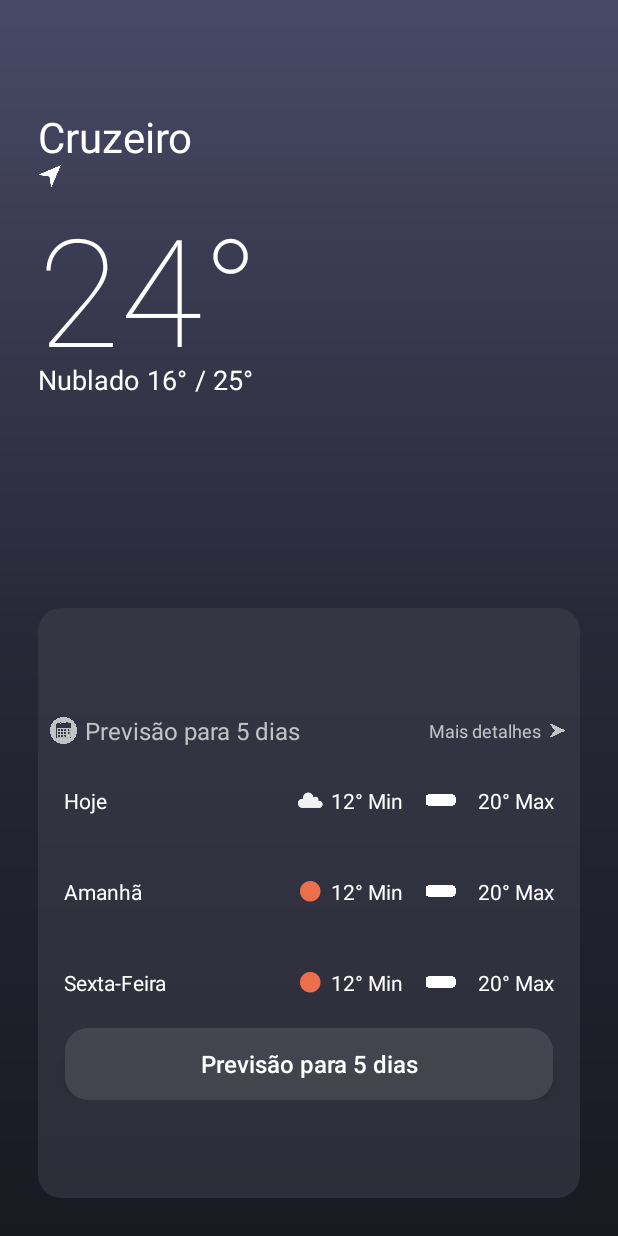
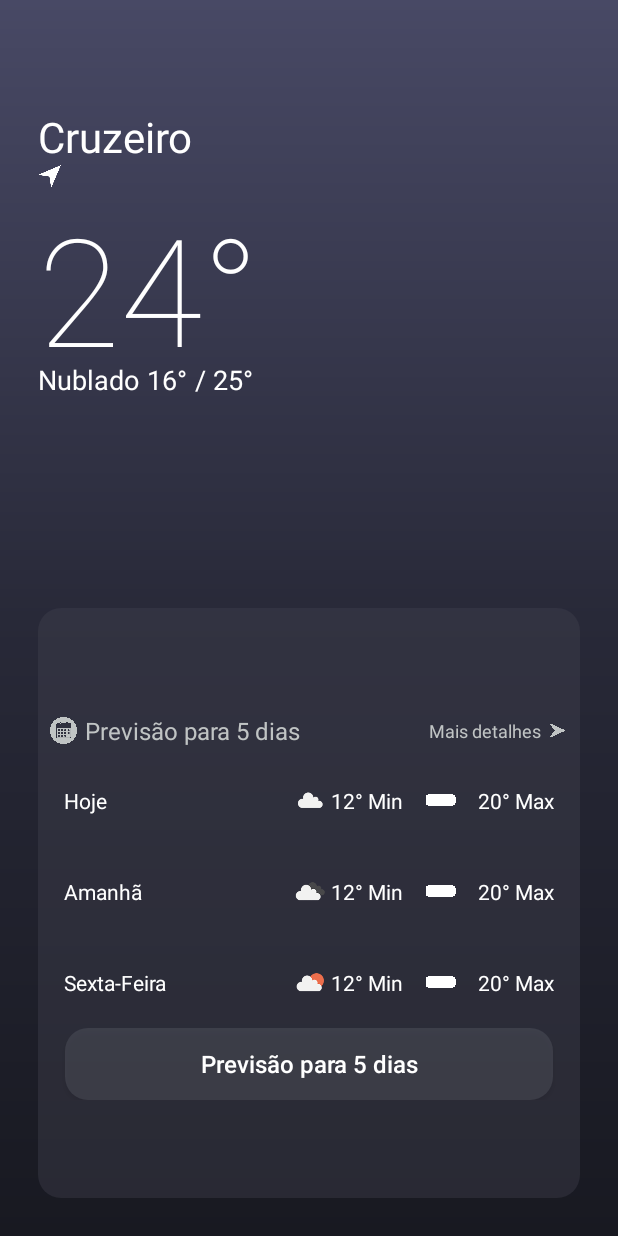
Before and after one commit to kyoliverr/WeatherNow, an Android app: the screen it shows after launch (MainActivity), on a phone screen of 412 x 824 dp. Run offline under Robolectric (Android 15) with nearby library versions, the phone set to English and light mode, and no system bars.

Commit message:
Merge remote-tracking branch 'origin/master'
# Conflicts:
#	app/src/main/java/com/example/weathernow/MainActivity.kt
#	app/src/main/java/com/example/weathernow/MainActivity2.kt

```diff
--- a/app/src/main/java/com/example/weathernow/MainActivity.kt
+++ b/app/src/main/java/com/example/weathernow/MainActivity.kt
@@ -26,11 +26,12 @@ import com.google.android.gms.location.LocationServices
 import kotlinx.coroutines.Dispatchers
 import kotlinx.coroutines.launch
 import kotlinx.coroutines.withContext
+import androidx.core.content.ContextCompat
+import android.graphics.drawable.TransitionDrawable
 
 class MainActivity : AppCompatActivity() {
 
     private val API = BuildConfig.API_KEY
-
     private lateinit var fusedLocationClient: FusedLocationProviderClient
 
     override fun onCreate(savedInstanceState: Bundle?) {
@@ -115,18 +116,22 @@ class MainActivity : AppCompatActivity() {
         try {
             val forecastData = JSONObject(response)
             val list = forecastData.getJSONArray("list")
-            //Today data
+            //Today data's
             val address = forecastData.getJSONObject("city").getString("name")
             val current = list.getJSONObject(0)
             val currentTemp = current.getJSONObject("main").getDouble("temp").toInt().toString() + "°"
             val climateState = current.getJSONArray("weather").getJSONObject(0).getInt("id")
             val weatherDescription = current.getJSONArray("weather").getJSONObject(0).getString("description").replaceFirstChar { it.uppercase() }
+            val mainContainerBackground = findViewById<RelativeLayout>(R.id.main)
+            val backgroundSwap = getWeatherBackgroundResource(climateState)
 
             Log.e("Valores_de_climateState", "valores: $climateState")
 
             findViewById<TextView>(R.id.address).text = address
             findViewById<TextView>(R.id.temp).text = currentTemp
             findViewById<TextView>(R.id.status).text = weatherDescription
+            backgroundsTransition(mainContainerBackground, backgroundSwap)
+
 
             //Preparing for "the loop"
             val dateTemps = mutableMapOf<String, MutableList<Double>>()
@@ -173,6 +178,8 @@ class MainActivity : AppCompatActivity() {
                 val idIcon = resources.getIdentifier("climateIcon$i", "id", packageName)
                 val iconRes = getWeatherIconResource(iconsId)
 
+                Log.e("IconsID_Log$i", "Icons ID of the DAY: $iconsId")
+
                 findViewById<TextView>(minTemp)?.text = "$min°"
                 findViewById<TextView>(maxTemp)?.text = "/ $max°"
                 findViewById<TextView>(idMin)?.text = "$min° Min"
@@ -191,6 +198,7 @@ class MainActivity : AppCompatActivity() {
         }
     }
 
+    //Get the weather icon based on the date climateState
     private fun getWeatherIconResource(iconsId: List<Int>): Int {
         return when {
             iconsId.any { it in 200..232 } -> R.drawable.d07
@@ -203,6 +211,36 @@ class MainActivity : AppCompatActivity() {
             iconsId.any { it == 802 } -> R.drawable.d03
             iconsId.any { it in 803..804 } -> R.drawable.d04
             else -> R.drawable.wind
+        }
+    }
+
+    //Get the background based on the day climateState
+    private fun getWeatherBackgroundResource(climateState: Int): Int {
+        return when (climateState) {
+            in 200..232 -> R.drawable.d07_bg
+            in 300..321, in 520..531 -> R.drawable.d05_bg
+            in 500..519 -> R.drawable.d06_bg
+            in 600..622 -> R.drawable.d08_bg
+            in 701..781 -> R.drawable.d09_bg
+            800 -> R.drawable.d01_bg
+            801 -> R.drawable.d02_bg
+            802 -> R.drawable.d03_bg
+            in 803..804 -> R.drawable.d04_bg
+            else -> R.drawable.default_bg
+        }
+    }
+
+    //Animation transition between backgrounds
+    private fun backgroundsTransition(mainContainer: RelativeLayout, newBackgroundRes: Int) {
+        val currentBackground = mainContainer.background
+        val newBackground = ContextCompat.getDrawable(this, newBackgroundRes)
+
+        if (currentBackground != null && newBackground != null) {
+            val transition = android.graphics.drawable.TransitionDrawable(arrayOf(currentBackground, newBackground))
+            mainContainer.background = transition
+            transition.startTransition(1000)
+        } else {
+            mainContainer.setBackgroundResource(newBackgroundRes)
         }
     }
 
--- a/app/src/main/java/com/example/weathernow/MainActivity2.kt
+++ b/app/src/main/java/com/example/weathernow/MainActivity2.kt
@@ -165,6 +165,9 @@ class MainActivity2 : AppCompatActivity()  {
                 val idMax = resources.getIdentifier("temp_max$i", "id", packageName)
                 val idWind = resources.getIdentifier("wind$i", "id", packageName)
 
+                Log.e("clima_frequente" ,
+                    "Dia: $dayFormat ($dateFormat) | Lista: $weathers | mais frequente: $mostFrequentWeather")
+
                 findViewById<TextView>(idDay)?.text = dayFormat.replaceFirstChar { it.uppercase() }
                 findViewById<TextView>(idDate)?.text = dateFormat
                 findViewById<TextView>(idWeather)?.text = mostFrequentWeather
--- a/app/src/main/res/drawable/button_bg.xml
+++ b/app/src/main/res/drawable/button_bg.xml
@@ -1,7 +1,7 @@
 <?xml version="1.0" encoding="utf-8"?>
 <shape xmlns:android="http://schemas.android.com/apk/res/android"
     android:shape="rectangle">
-    <solid android:color="#825B5D67"/>
+    <solid android:color="#605B5D67"/>
     <!-- <stroke android:width="2dp" android:color="#000000"/> -->
     <corners android:radius="15dp"/>
 </shape>
--- /dev/null
+++ b/app/src/main/res/drawable/d01_bg.xml
@@ -0,0 +1,16 @@
+<?xml version="1.0" encoding="utf-8"?>
+<layer-list xmlns:android="http://schemas.android.com/apk/res/android">
+    <item>
+        <shape android:shape="rectangle">
+            <gradient
+                android:angle="90"
+                android:endColor="#46B1C9"
+                android:centerColor="#84C0C6"
+                android:startColor="#AEBCBA"
+                android:type="linear">
+            </gradient>
+
+            <!-- Clear Sky -->
+        </shape>
+    </item>
+</layer-list>
--- /dev/null
+++ b/app/src/main/res/drawable/d02_bg.xml
@@ -0,0 +1,16 @@
+<?xml version="1.0" encoding="utf-8"?>
+<layer-list xmlns:android="http://schemas.android.com/apk/res/android">
+    <item>
+        <shape android:shape="rectangle">
+            <gradient
+                android:angle="90"
+                android:endColor="#84C0C6"
+                android:centerColor="#99BEC0"
+                android:startColor="#BCC1BA"
+                android:type="linear">
+            </gradient>
+
+            <!-- Few Clouds -->
+        </shape>
+    </item>
+</layer-list>
--- /dev/null
+++ b/app/src/main/res/drawable/d03_bg.xml
@@ -0,0 +1,16 @@
+<?xml version="1.0" encoding="utf-8"?>
+<layer-list xmlns:android="http://schemas.android.com/apk/res/android">
+    <item>
+        <shape android:shape="rectangle">
+            <gradient
+                android:angle="90"
+                android:endColor="#A4BDBD"
+                android:centerColor="#AEBCBA"
+                android:startColor="#F2E2D2"
+                android:type="linear">
+            </gradient>
+
+            <!-- Scattered Clouds -->
+        </shape>
+    </item>
+</layer-list>
--- /dev/null
+++ b/app/src/main/res/drawable/d04_bg.xml
@@ -0,0 +1,16 @@
+<?xml version="1.0" encoding="utf-8"?>
+<layer-list xmlns:android="http://schemas.android.com/apk/res/android">
+    <item>
+        <shape android:shape="rectangle">
+            <gradient
+                android:angle="90"
+                android:endColor="#505555"
+                android:centerColor="#6F7979"
+                android:startColor="#AEBCBA"
+                android:type="linear">
+            </gradient>
+
+            <!-- Overcast  -->
+        </shape>
+    </item>
+</layer-list>
--- /dev/null
+++ b/app/src/main/res/drawable/d05_bg.xml
@@ -0,0 +1,16 @@
+<?xml version="1.0" encoding="utf-8"?>
+<layer-list xmlns:android="http://schemas.android.com/apk/res/android">
+    <item>
+        <shape android:shape="rectangle">
+            <gradient
+                android:angle="90"
+                android:endColor="#505555"
+                android:centerColor="#606767"
+                android:startColor="#A4BDBD"
+                android:type="linear">
+            </gradient>
+
+            <!-- Rainy  -->
+        </shape>
+    </item>
+</layer-list>
--- /dev/null
+++ b/app/src/main/res/drawable/d06_bg.xml
@@ -0,0 +1,16 @@
+<?xml version="1.0" encoding="utf-8"?>
+<layer-list xmlns:android="http://schemas.android.com/apk/res/android">
+    <item>
+        <shape android:shape="rectangle">
+            <gradient
+                android:angle="90"
+                android:endColor="#313131"
+                android:centerColor="#8A9B9B"
+                android:startColor="#A4BDBD"
+                android:type="linear">
+            </gradient>
+
+            <!-- Light Rainy  -->
+        </shape>
+    </item>
+</layer-list>
--- /dev/null
+++ b/app/src/main/res/drawable/d07_bg.xml
@@ -0,0 +1,16 @@
+<?xml version="1.0" encoding="utf-8"?>
+<layer-list xmlns:android="http://schemas.android.com/apk/res/android">
+    <item>
+        <shape android:shape="rectangle">
+            <gradient
+                android:angle="90"
+                android:endColor="#252525"
+                android:centerColor="#505555"
+                android:startColor="#8A9B9B"
+                android:type="linear">
+            </gradient>
+
+            <!-- Storm  -->
+        </shape>
+    </item>
+</layer-list>
--- /dev/null
+++ b/app/src/main/res/drawable/d08_bg.xml
@@ -0,0 +1,16 @@
+<?xml version="1.0" encoding="utf-8"?>
+<layer-list xmlns:android="http://schemas.android.com/apk/res/android">
+    <item>
+        <shape android:shape="rectangle">
+            <gradient
+                android:angle="90"
+                android:endColor="#C7E9EF"
+                android:centerColor="#A4BDBD"
+                android:startColor="#6F7979"
+                android:type="linear">
+            </gradient>
+
+            <!-- Snowy  -->
+        </shape>
+    </item>
+</layer-list>
--- /dev/null
+++ b/app/src/main/res/drawable/d09_bg.xml
@@ -0,0 +1,16 @@
+<?xml version="1.0" encoding="utf-8"?>
+<layer-list xmlns:android="http://schemas.android.com/apk/res/android">
+    <item>
+        <shape android:shape="rectangle">
+            <gradient
+                android:angle="90"
+                android:endColor="#505555"
+                android:centerColor="#8A9B9B"
+                android:startColor="#505555"
+                android:type="linear">
+            </gradient>
+
+            <!-- Foggy  -->
+        </shape>
+    </item>
+</layer-list>
--- /dev/null
+++ b/app/src/main/res/drawable/default_bg.xml
@@ -0,0 +1,16 @@
+<?xml version="1.0" encoding="utf-8"?>
+<layer-list xmlns:android="http://schemas.android.com/apk/res/android">
+    <item>
+        <shape android:shape="rectangle">
+            <gradient
+                android:angle="90"
+                android:endColor="#484965"
+                android:centerColor="#282938"
+                android:startColor="#181921"
+                android:type="linear">
+            </gradient>
+
+            <!-- Acertei o tom que eu queria kkkj -->
+        </shape>
+    </item>
+</layer-list>
--- a/app/src/main/res/drawable/gradient_bg.xml
+++ /dev/null
@@ -1,15 +0,0 @@
-<?xml version="1.0" encoding="utf-8"?>
-<shape
-    android:shape="rectangle"
-    xmlns:android="http://schemas.android.com/apk/res/android">
-    <gradient
-        android:angle="90"
-        android:endColor="#484965"
-        android:centerColor="#282938"
-        android:startColor="#181921"
-        android:type="linear">
-    </gradient>
-
-    <!-- Acertei o tom que eu queria kkkj -->
-
-</shape>
--- a/app/src/main/res/drawable/nextdays_bg.xml
+++ b/app/src/main/res/drawable/nextdays_bg.xml
@@ -1,7 +1,7 @@
 <?xml version="1.0" encoding="utf-8"?>
 <shape xmlns:android="http://schemas.android.com/apk/res/android"
     android:shape="rectangle">
-    <solid android:color="#80424350"/>
+    <solid android:color="#60424350"/>
     <!-- <stroke android:width="2dp" android:color="#000000"/> -->
     <corners android:radius="15dp"/>
 </shape>
--- a/app/src/main/res/layout/activity_main.xml
+++ b/app/src/main/res/layout/activity_main.xml
@@ -8,7 +8,7 @@
     android:orientation="vertical"
     android:padding="25dp"
     android:theme="@style/AppTheme"
-    android:background="@drawable/gradient_bg"
+    android:background="@drawable/default_bg"
     tools:context=".MainActivity">
 
     <RelativeLayout
@@ -241,7 +241,7 @@
                     </TextView>
                     <ImageView
                         android:id="@+id/climateIcon1"
-                        android:src="@drawable/d01"
+                        android:src="@drawable/d04"
                         android:layout_width="28dp"
                         android:layout_height="28dp">
                     </ImageView>
@@ -282,7 +282,7 @@
                     </TextView>
                     <ImageView
                         android:id="@+id/climateIcon2"
-                        android:src="@drawable/d01"
+                        android:src="@drawable/d02"
                         android:layout_width="28dp"
                         android:layout_height="28dp">
                     </ImageView>
```
